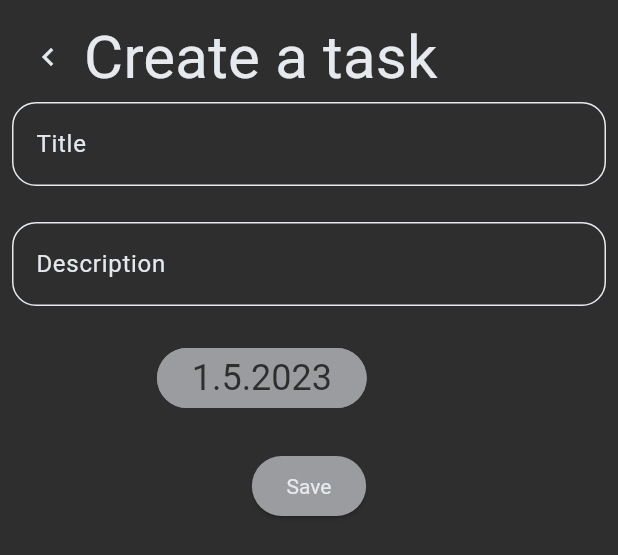
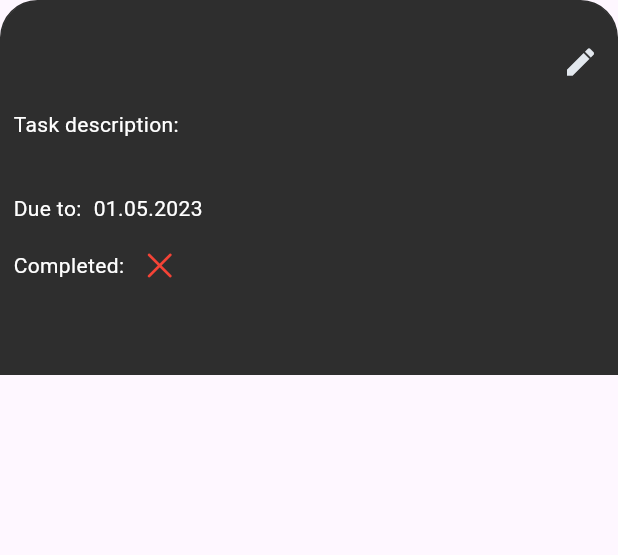
Before and after one commit to BriskySK/tasker, a Flutter app: the TaskDetail widget shown alone on an empty page, opened directly with empty values, on a phone screen of 412 x 824 dp. Shown: the top 555 px of the screen. Run offline on Flutter 3.47's test engine with Material 2 defaults, Android fonts, the phone set to English and light mode, and no system bars; our stand-ins replace flutter_hooks, sqflite; accounts and stored records are empty.

Commit message:
update on edit and UI

```diff
--- a/lib/database/db_helper.dart
+++ b/lib/database/db_helper.dart
@@ -37,18 +37,16 @@ class DbHelper {
      ${TaskFields.dueDate} $stringType,
      ${TaskFields.completed} $boolType
      )''');
+  }
 
-  }
   Future<int> create(Task task) async {
     Database db = await instance.database;
-    print('task from create: ${task.title}');
     return await db.insert(tableTasks, task.toJson());
   }
 
   Future<List<Task>> readAll() async {
     final db = await instance.database;
-    final results = await db.query(tableTasks,orderBy: '${TaskFields.dueDate} ASC');
-    print(results.map((e) => Task.fromJson(e)).toList());
+    final results = await db.query(tableTasks, orderBy: '${TaskFields.dueDate} ASC');
     return results.map((e) => Task.fromJson(e)).toList();
   }
 
@@ -63,15 +61,15 @@ class DbHelper {
     }
   }
 
-  Future<int> edit(Task task)async{
+  Future<int> edit(Task task) async {
     final db = await instance.database;
     return db.update(tableTasks, task.toJson(), where: '${TaskFields.id}=?', whereArgs: [task.id]);
   }
 
-  Future<int> delete(int id)async{
+  Future<int> delete(int id) async {
     final db = await instance.database;
 
-    return await db.delete(tableTasks, where: '${TaskFields.id}=?', whereArgs: [id] );
+    return await db.delete(tableTasks, where: '${TaskFields.id}=?', whereArgs: [id]);
   }
 
   Future close() async {
--- a/lib/modules/widgets/task_detail.dart
+++ b/lib/modules/create_task/create_task.dart
@@ -4,11 +4,12 @@ import 'package:tasker/core/extentions/date_formater.dart';
 import 'package:tasker/core/ui/app_colors.dart';
 import 'package:tasker/database/db_helper.dart';
 import 'package:tasker/domain/task.dart';
+import 'package:tasker/modules/widgets/task_text_input.dart';
 
-class TaskDetail extends HookWidget {
-  List<Task> tasks;
+class CreateTask extends HookWidget {
+  Function refresh;
 
-  TaskDetail( this.tasks, {Key? key}) : super(key: key);
+  CreateTask(this.refresh,  {Key? key}) : super(key: key);
 
   @override
   Widget build(BuildContext context) {
@@ -28,35 +29,21 @@ class TaskDetail extends HookWidget {
                   IconButton(onPressed: ()=>Navigator.pop(context), icon: const Icon(Icons.chevron_left)),
                   Center(
                       child: Text(
-                    'Create a task',
-                    style: Theme.of(context).textTheme.titleMedium,
-                  )),
+                        'Create a task',
+                        style: Theme.of(context).textTheme.titleMedium,
+                      )),
                 ],
               ),
-              TextField(
-                decoration: InputDecoration(
-                  hintText: 'Title',
-                  border: OutlineInputBorder(borderRadius: BorderRadius.circular(16)),
-                ),
-                controller: titleController,
-              ),
-              // TaskTextInput(widgetController: titleController, hint: 'Title'),
+              TaskTextInput(widgetController: titleController, hint: 'Title'),
               const SizedBox(height: 24),
-              // TaskTextInput(widgetController: descController, hint: 'Description'),
-              TextField(
-                decoration: InputDecoration(
-                  hintText: 'Description',
-                  border: OutlineInputBorder(borderRadius: BorderRadius.circular(16)),
-                ),
-                controller: descController,
-              ),
+              TaskTextInput(widgetController: descController, hint: 'Description'),
               const SizedBox(height: 24),
-
               Row(
+                mainAxisAlignment: MainAxisAlignment.center,
                 children: [
                   Text(
                     'Due to: ',
-                    style: Theme.of(context).textTheme.displayMedium,
+                    style: Theme.of(context).textTheme.displaySmall,
                   ),
                   const SizedBox(width: 16),
                   OutlinedButton(
@@ -97,11 +84,13 @@ class TaskDetail extends HookWidget {
               const SizedBox(height: 24),
               ElevatedButton(
                 onPressed: () async{
-                 await DbHelper.instance.create(Task(
+                  await DbHelper.instance.create(Task(
                       title: titleController.value.text,
                       description: descController.value.text,
                       dueDate: selectedDate.value!,
                       completed: false));
+                  refresh;
+                  Navigator.pop(context);
                 },
                 child: const Text('Save'),
               )
--- /dev/null
+++ b/lib/modules/task_detail/task_detail.dart
@@ -0,0 +1,119 @@
+import 'package:flutter/cupertino.dart';
+import 'package:flutter/material.dart';
+import 'package:tasker/core/extentions/date_formater.dart';
+import 'package:tasker/core/ui/app_colors.dart';
+import 'package:tasker/database/db_helper.dart';
+import 'package:tasker/domain/task.dart';
+import 'package:tasker/modules/widgets/task_text_input.dart';
+
+class TaskDetail extends StatefulWidget {
+  final Task taskData;
+
+  const TaskDetail({required this.taskData, Key? key}) : super(key: key);
+
+  @override
+  State<TaskDetail> createState() => _TaskDetailState();
+}
+
+class _TaskDetailState extends State<TaskDetail> {
+  TextEditingController titleController = TextEditingController();
+  TextEditingController descController = TextEditingController();
+  bool isEditing = false;
+
+  @override
+  Widget build(BuildContext context) {
+    return Container(
+      decoration: BoxDecoration(
+          border: Border.all(
+            color: AppColors.secondaryColor,
+          ),
+          color: AppColors.secondaryColor,
+          borderRadius:
+              const BorderRadius.only(topLeft: Radius.circular(25), topRight: Radius.circular(25))),
+      height: 250,
+      child: Padding(
+        padding: const EdgeInsets.only(left: 8.0),
+        child: Column(
+          children: [
+            const SizedBox(height: 16),
+            Row(
+              mainAxisAlignment: MainAxisAlignment.spaceBetween,
+              children: [
+                isEditing
+                    ? Expanded(
+                        child: TaskTextInput(
+                            widgetController: titleController, hint: widget.taskData.title))
+                    : Text(widget.taskData.title, style: Theme.of(context).textTheme.titleSmall),
+                Align(
+                  alignment: Alignment.centerRight,
+                  child: IconButton(
+                    onPressed: () {
+                      setState(() {
+                        isEditing = !isEditing;
+                      });
+                    },
+                    icon: Icon(!isEditing ? Icons.edit : CupertinoIcons.xmark),
+                  ),
+                )
+              ],
+            ),
+            const SizedBox(height: 8),
+            const Align(
+              alignment: Alignment.centerLeft,
+              child: Text('Task description: '),
+            ),
+            isEditing
+                ? Expanded(
+                    child: TaskTextInput(
+                        widgetController: descController, hint: widget.taskData.description))
+                : Text(widget.taskData.description),
+            const SizedBox(height: 16),
+            Row(
+              children: [
+                const Text('Due to:'),
+                const SizedBox(width: 8),
+                Align(
+                    alignment: Alignment.center,
+                    child: Text(widget.taskData.dueDate.toFormattedString())),
+              ],
+            ),
+            const SizedBox(height: 16),
+            Row(
+              mainAxisAlignment: MainAxisAlignment.spaceBetween,
+              children: [
+                Row(
+                  children: [
+                    const Text('Completed: '),
+                    const SizedBox(width: 8),
+                    widget.taskData.completed
+                        ? const Icon(Icons.check, color: Colors.green)
+                        : const Icon(
+                            CupertinoIcons.xmark,
+                            color: Colors.red,
+                          ),
+                  ],
+                ),
+                isEditing?  Align(
+                  alignment: Alignment.bottomRight,
+                  child: ElevatedButton(
+                      style: const ButtonStyle(backgroundColor: MaterialStatePropertyAll(Colors.green)),
+                      child: const Text('save'),
+                      onPressed: () async {
+                        await DbHelper.instance.edit(Task(
+                          id: widget.taskData.id,
+                          title: titleController.value.text,
+                          description: descController.value.text ,
+                          dueDate: widget.taskData.dueDate,
+                          completed: widget.taskData.completed,
+                        ));
+                        Navigator.pop(context);
+                      }),
+                ):Container(),
+              ],
+            ),
+          ],
+        ),
+      ),
+    );
+  }
+}
--- a/pubspec.yaml
+++ b/pubspec.yaml
@@ -10,10 +10,6 @@ environment:
 dependencies:
   flutter:
     sdk: flutter
-  freezed: "2.3.2"
-  json_serializable: "6.6.1"
-  build_runner: "2.3.3"
-  font_awesome_flutter: "10.4.0"
   flutter_hooks: "0.18.6"
   intl: "0.18.1"
   sqflite: "2.2.8"
```
Also changed, not shown: lib/modules/_home_screen.dart (+20 -17 lines), lib/modules/task_list/task_list.dart (added, +122 -0 lines), lib/modules/widgets/task_list.dart (deleted, +0 -62 lines), pubspec.lock, 1 other file.
